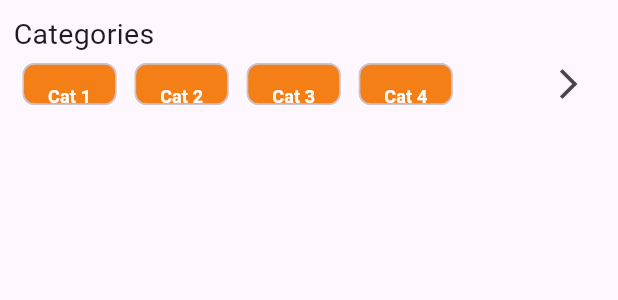
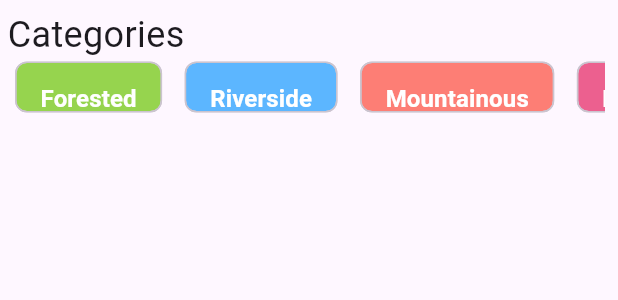
Before and after one commit to carolflz/JomCamp, a Flutter app: the CategoryText widget shown alone on an empty page, opened directly, on a phone screen of 412 x 824 dp. Shown: the top 300 px of the screen. Run offline on Flutter 3.47's test engine with Material 3 defaults, Android fonts, the phone set to English and light mode, and no system bars; our stand-ins replace awesome_notifications, cloud_firestore, firebase_core, firebase_messaging, flutter_rating_stars, font_awesome_flutter and 2 more; missing offline and left inert: flutter_admin_scaffold, flutter_paypal_checkout; accounts and stored records are empty; network calls fail.

Commit message:
- edit category_text.dart with correct category and change color
change welcome text to banner image

change search bar color to brown

```diff
--- a/application/lib/Ressuable_widget/category_text.dart
+++ b/application/lib/Ressuable_widget/category_text.dart
@@ -1,56 +1,70 @@
 import 'package:flutter/material.dart';
 
 class CategoryText extends StatelessWidget {
-  final List<String> _categorylable = [
-    'Cat 1',
-    'Cat 2',
-    'Cat 3',
-    'Cat 4',
+  final Map<String, Color> categoryColor = {
+    'Forested': Color.fromARGB(255, 150, 212, 78),   // Light Green
+    'Riverside': Color.fromRGBO(92, 182, 255, 1),  // Light Blue
+    'Mountainous': Color.fromARGB(255, 253, 126, 117), // Light Red
+    'Family-friendly': Color.fromARGB(255, 236, 96, 143), // Light Pink
+    'Sunset-view': Color.fromARGB(255, 250, 196, 81), // Light Orange
+  };
+
+  final List<String> _categoryLabels = [
+    'Forested',
+    'Riverside',
+    'Mountainous',
+    'Family-friendly',
+    'Sunset-view',
   ];
+
   @override
   Widget build(BuildContext context) {
     return Padding(
-      padding: const EdgeInsets.all(9.0),
+      padding: const EdgeInsets.fromLTRB(5.0, 6.0, 9.0, 0),
       child: Column(
         crossAxisAlignment: CrossAxisAlignment.start,
         children: [
           Text(
             'Categories',
             style: TextStyle(
-              fontSize: 19,
+              fontSize: 24,
             ),
           ),
           Container(
-            height: 40,
+            height: 35,
             child: Row(
               children: [
                 Expanded(
                   child: ListView.builder(
                     scrollDirection: Axis.horizontal,
-                        itemCount: _categorylable.length,
+                    itemCount: _categoryLabels.length,
                     itemBuilder: (context, index) {
+                      final category = _categoryLabels[index];
+                      final color = categoryColor[category] ?? Colors.grey; // Default color if not found
+
                       return Padding(
-                            padding: const EdgeInsets.all(6.0),
+                        padding: const EdgeInsets.fromLTRB(5.0, 1.0, 10.0, 0),
                         child: ActionChip(
-                                backgroundColor: Colors.yellow.shade900,
+                          backgroundColor: color,
                           onPressed: () {},
                           label: Center(
-                                  child: Text(_categorylable[index],
+                            child: Text(
+                              category,
                               style: TextStyle(
                                 color: Colors.white,
-                                        fontSize: 12,
+                                fontSize: 16,
                                 fontWeight: FontWeight.bold,
-                                      )),
-                                )),
+                              ),
+                            ),
+                          ),
+                        ),
                       );
-                        })),
-                IconButton(
-                  onPressed: () {},
-                  icon: Icon(Icons.arrow_forward_ios),
-                )
+                    },
+                  ),
+                ),
               ],
             ),
-          )
+          ),
         ],
       ),
     );
```
Also changed, not shown: application/lib/Ressuable_widget/search_text_widget.dart (+13 -11 lines), application/lib/Screen/explore_screen.dart (+10 -4 lines). Lines whose indentation alone changed are shown as unchanged.
